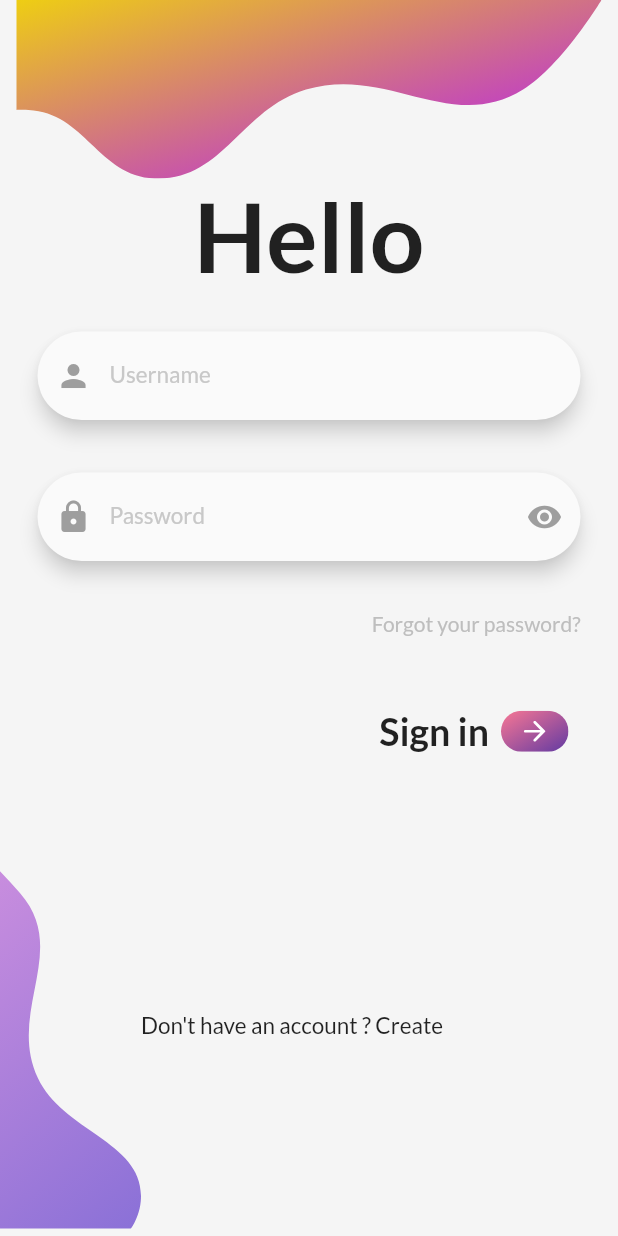
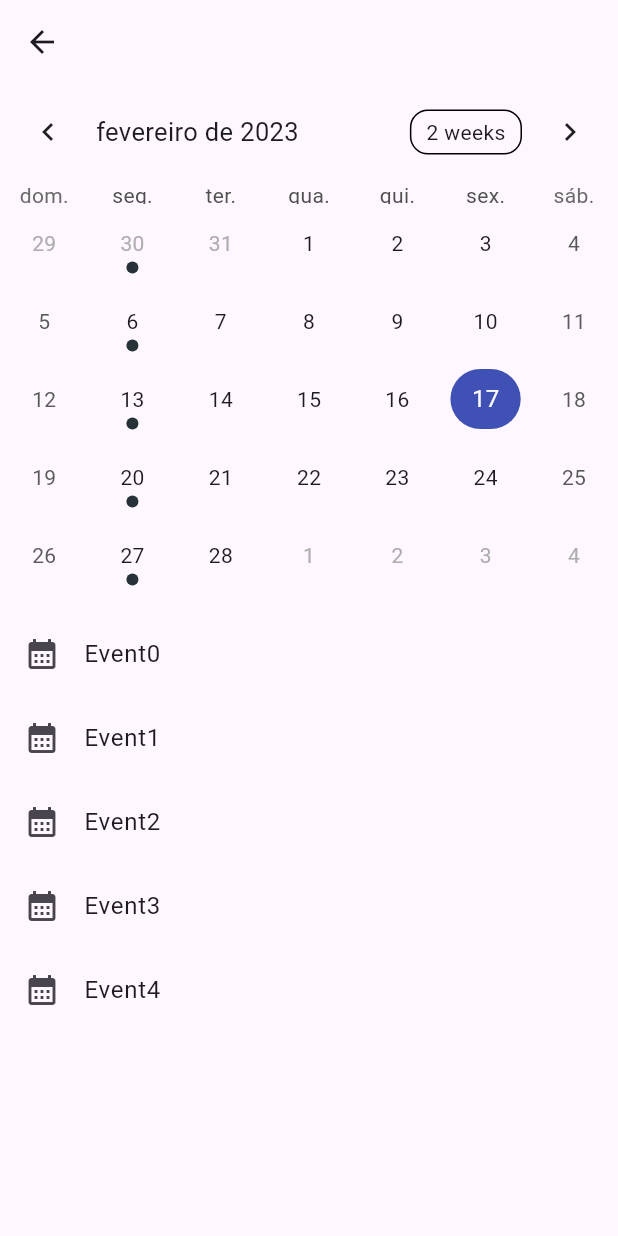
Before and after one commit to JamersonCarlos/studyup_projectFlutter, a Flutter app: the screen it shows after launch, after a tap on an icon or button, on a phone screen of 412 x 824 dp. Run offline on Flutter 3.47's test engine with Material 2 defaults, Android fonts, the phone set to English and light mode, and no system bars; drawn by our look-alikes of table_calendar; our stand-ins replace bloc, firebase_auth, firebase_core, flutter_svg, google_fonts; accounts and stored records are empty; network calls fail.

Commit message:
widget de calendario

```diff
--- /dev/null
+++ b/lib/cubits/calendar/calendar_cubit.dart
@@ -0,0 +1,8 @@
+import 'package:bloc/bloc.dart';
+import 'package:meta/meta.dart';
+
+part 'calendar_state.dart';
+
+class CalendarCubit extends Cubit<CalendarState> {
+  CalendarCubit() : super(CalendarInitial());
+}
--- /dev/null
+++ b/lib/cubits/calendar/calendar_state.dart
@@ -0,0 +1,6 @@
+part of 'calendar_cubit.dart';
+
+@immutable
+abstract class CalendarState {}
+
+class CalendarInitial extends CalendarState {}
--- a/lib/main.dart
+++ b/lib/main.dart
@@ -1,11 +1,11 @@
 import 'package:firebase_core/firebase_core.dart';
 import 'package:flutter/material.dart';
-import 'package:flutter_application_1/pages/home.dart';
 import 'package:flutter_application_1/pages/PageLogin.dart';
-import 'package:firebase_auth/firebase_auth.dart';
+import 'package:intl/date_symbol_data_local.dart';
 
-void main() async {
-  runApp(const MyApp());
+Future<void> main() async {
+
+  initializeDateFormatting().then((_) => runApp(const MyApp()));
 }
 
 class MyApp extends StatelessWidget {
@@ -14,10 +14,12 @@ class MyApp extends StatelessWidget {
   // This widget is the root of your application.
   @override
   Widget build(BuildContext context) {
-    return const MaterialApp(
+
+    return MaterialApp(
       debugShowCheckedModeBanner: false,
-      title: 'Flutter Demo',
-      home: AutheticationPage(),
+      title: 'Study Up',
+      home: const AutheticationPage(),
+      theme: ThemeData(primarySwatch: Colors.indigo, useMaterial3: true),
     );
   }
 }
--- a/lib/pages/PageLogin.dart
+++ b/lib/pages/PageLogin.dart
@@ -1,6 +1,7 @@
 import 'package:firebase_auth/firebase_auth.dart';
 import 'package:flutter/material.dart';
 import 'package:flutter/services.dart';
+import 'package:flutter_application_1/pages/calendar/calendar_page.dart';
 import 'package:flutter_application_1/pages/home.dart';
 import 'package:flutter_svg/flutter_svg.dart';
 import 'package:google_fonts/google_fonts.dart';
@@ -131,6 +132,10 @@ class _AutheticationPageState extends State<AutheticationPage> {
                 IconButton(
                     onPressed: () {
                       doLogin(context);
+                      Navigator.push(
+                          context,
+                          MaterialPageRoute(
+                              builder: (context) => const CalendarPage()));
                     },
                     iconSize: 45,
                     icon: SvgPicture.asset('assets/img/button.svg'))
--- /dev/null
+++ b/lib/pages/calendar/calendar_page.dart
@@ -0,0 +1,51 @@
+import 'package:flutter/material.dart';
+import 'package:table_calendar/table_calendar.dart';
+
+class CalendarPage extends StatefulWidget {
+  const CalendarPage({super.key});
+
+  @override
+  State<CalendarPage> createState() => _CalendarPageState();
+}
+
+class _CalendarPageState extends State<CalendarPage> {
+  @override
+  Widget build(BuildContext context) {
+    return Scaffold(
+      appBar: AppBar(),
+      body: Column(
+        children: [
+          TableCalendar(
+            locale: 'pt-br',
+            firstDay: DateTime.utc(2010, 10, 16),
+            lastDay: DateTime.utc(2030, 3, 14),
+            focusedDay: DateTime.now(),
+            calendarStyle: const CalendarStyle(
+              todayDecoration: BoxDecoration(
+                  color: Colors.indigo,
+                  borderRadius: BorderRadius.all(Radius.circular(30))),
+            ),
+
+            eventLoader: (day) {
+              if (day.weekday == DateTime.monday) {
+                return ['Cyclic event'];
+              }
+
+              return [];
+            },
+            onDaySelected: (selectedDay, focusedDay) {
+              print('dey selected '+ selectedDay.toIso8601String());
+            },
+          ),
+          const SizedBox(height: 12),
+          Expanded(child: ListView.builder(
+            itemCount: 5,
+            itemBuilder: (context, index) {
+              return ListTile(title: Text("Event$index"),
+              leading: const Icon(Icons.calendar_month),);
+          },))
+        ],
+      ),
+    );
+  }
+}
--- a/pubspec.yaml
+++ b/pubspec.yaml
@@ -40,6 +40,10 @@ dependencies:
   firebase_core: ^2.5.0
   firebase_auth: ^4.2.6
   flutter_svg: ^2.0.1
+  flutter_bloc:
+  bloc:
+  table_calendar: ^3.0.8
+  intl: ^0.17.0
 
 dev_dependencies:
   flutter_test:
```
Also changed, not shown: pubspec.lock, 1 other file.
